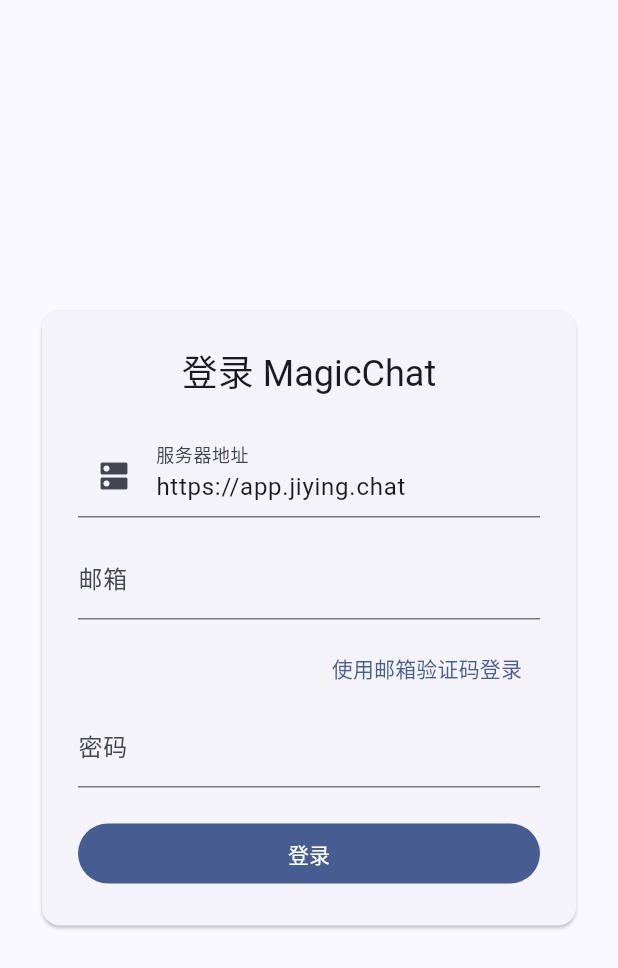
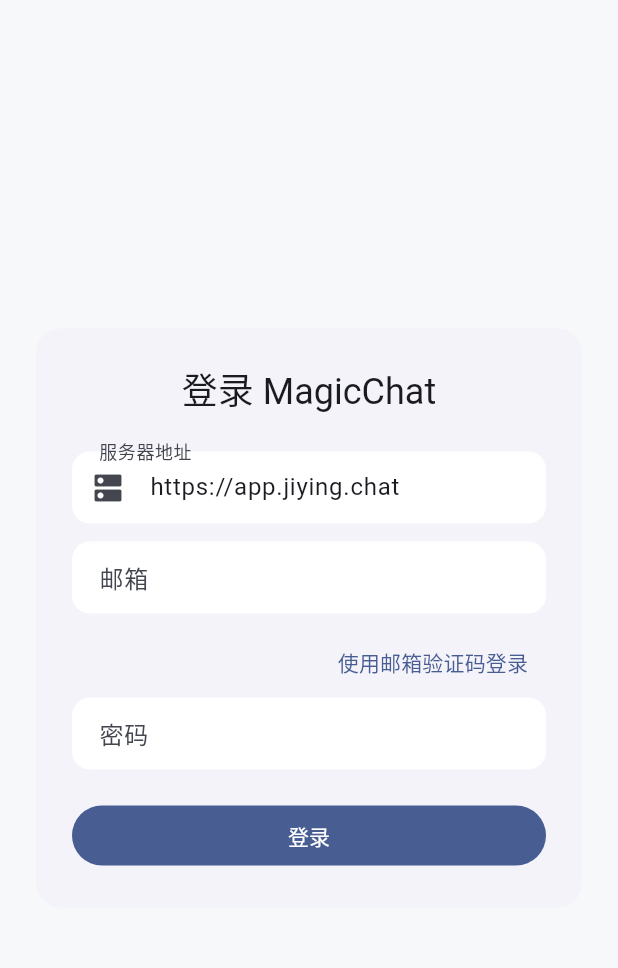
Before and after one commit to techblack/MagicChat-Flutter, a Flutter app: the screen it shows after launch, on a phone screen of 412 x 824 dp. Shown: the top 968 px of the screen. Run offline on Flutter 3.47's test engine with Material 3 defaults, Android fonts, the phone set to English and light mode, and no system bars; our stand-ins replace file_picker, flutter_markdown_plus, flutter_secure_storage, shared_preferences; missing offline and left inert: mobile_scanner, record.

Commit message:
feat(flutter): align client styling with Signal UX

```diff
--- a/lib/main.dart
+++ b/lib/main.dart
@@ -196,13 +196,53 @@
         title: 'MagicChat',
         debugShowCheckedModeBanner: false,
         theme: ThemeData(
-            colorScheme:
-                ColorScheme.fromSeed(seedColor: const Color(0xff3478f6)),
+            colorScheme: ColorScheme.fromSeed(
+                seedColor: const Color(0xff3a76f0),
+                brightness: Brightness.light),
+            scaffoldBackgroundColor: const Color(0xfff7f8fa),
+            appBarTheme: const AppBarTheme(
+                backgroundColor: Color(0xfff7f8fa),
+                surfaceTintColor: Colors.transparent,
+                elevation: 0,
+                centerTitle: false),
+            inputDecorationTheme: InputDecorationTheme(
+                filled: true,
+                fillColor: Colors.white,
+                border: OutlineInputBorder(
+                    borderRadius: BorderRadius.all(Radius.circular(12)),
+                    borderSide: BorderSide.none),
+                enabledBorder: OutlineInputBorder(
+                    borderRadius: BorderRadius.all(Radius.circular(12)),
+                    borderSide: BorderSide.none),
+                focusedBorder: OutlineInputBorder(
+                    borderRadius: BorderRadius.all(Radius.circular(12)),
+                    borderSide:
+                        BorderSide(color: Color(0xff3a76f0), width: 1.5)),
+                contentPadding:
+                    EdgeInsets.symmetric(horizontal: 14, vertical: 12)),
+            cardTheme: const CardThemeData(
+                elevation: 0,
+                margin: EdgeInsets.zero,
+                shape: RoundedRectangleBorder(
+                    borderRadius: BorderRadius.all(Radius.circular(16)))),
             useMaterial3: true),
         darkTheme: ThemeData(
             colorScheme: ColorScheme.fromSeed(
-                seedColor: const Color(0xff3478f6),
+                seedColor: const Color(0xff3a76f0),
                 brightness: Brightness.dark),
+            scaffoldBackgroundColor: const Color(0xff17191c),
+            appBarTheme: const AppBarTheme(
+                surfaceTintColor: Colors.transparent, elevation: 0),
+            inputDecorationTheme: const InputDecorationTheme(
+                filled: true,
+                border: OutlineInputBorder(
+                    borderRadius: BorderRadius.all(Radius.circular(12)),
+                    borderSide: BorderSide.none)),
+            cardTheme: const CardThemeData(
+                elevation: 0,
+                margin: EdgeInsets.zero,
+                shape: RoundedRectangleBorder(
+                    borderRadius: BorderRadius.all(Radius.circular(16)))),
             useMaterial3: true),
         themeMode: _themeMode,
         home: _loading
@@ -520,15 +560,21 @@
           label: '设置'),
     ];
     return Scaffold(
-      appBar: AppBar(title: const Text('MagicChat'), actions: [
-        IconButton(
-            onPressed: () => _showSearch(context),
-            icon: const Icon(Icons.search),
-            tooltip: '搜索')
-      ]),
+      appBar: AppBar(
+          title: const Text('MagicChat',
+              style:
+                  TextStyle(fontWeight: FontWeight.w700, letterSpacing: -.2)),
+          actions: [
+            IconButton(
+                onPressed: () => _showSearch(context),
+                icon: const Icon(Icons.search),
+                tooltip: '搜索')
+          ]),
       body: Row(children: [
         if (wide)
           NavigationRail(
+              backgroundColor: Theme.of(context).scaffoldBackgroundColor,
+              useIndicator: true,
               selectedIndex: _index,
               onDestinationSelected: (i) => setState(() => _index = i),
               labelType: NavigationRailLabelType.all,
@@ -543,6 +589,8 @@
       bottomNavigationBar: wide
           ? null
           : NavigationBar(
+              backgroundColor: Theme.of(context).colorScheme.surface,
+              elevation: 0,
               selectedIndex: _index,
               onDestinationSelected: (i) => setState(() => _index = i),
               destinations: destinations),
@@ -795,13 +843,23 @@
         if (!snapshot.hasData) {
           return const Center(child: CircularProgressIndicator());
         }
-        return ListView.builder(
+        return ListView.separated(
+            padding: const EdgeInsets.symmetric(horizontal: 8, vertical: 8),
             itemCount: snapshot.data!.length,
+            separatorBuilder: (_, __) => const SizedBox(height: 2),
             itemBuilder: (context, i) {
               final c = snapshot.data![i];
               return ListTile(
+                  minVerticalPadding: 10,
+                  contentPadding:
+                      const EdgeInsets.symmetric(horizontal: 12, vertical: 2),
+                  shape: RoundedRectangleBorder(
+                      borderRadius: BorderRadius.circular(14)),
                   selected: c.id == widget.selectedId,
+                  selectedTileColor:
+                      Theme.of(context).colorScheme.primaryContainer,
                   leading: CircleAvatar(
+                      radius: 23,
                       backgroundImage:
                           _resolveAssetUri(widget.serverUrl, c.avatar) == null
                               ? null
@@ -812,15 +870,17 @@
                           ? Text(
                               c.title.isEmpty ? '?' : c.title.substring(0, 1))
                           : null),
-                  title: Text(c.title),
+                  title: Text(c.title,
+                      style: TextStyle(
+                          fontWeight: c.unread > 0
+                              ? FontWeight.w700
+                              : FontWeight.w500)),
                   subtitle: Text(
-                      c.announcement.isNotEmpty
-                          ? '公告：${c.announcement}'
-                          : c.preview,
+                      c.announcement.isNotEmpty ? '公告：${c.announcement}' : c.preview,
                       maxLines: 1,
-                      overflow: TextOverflow.ellipsis),
-                  trailing:
-                      c.unread == 0 ? null : Badge(label: Text('${c.unread}')),
+                      overflow: TextOverflow.ellipsis,
+                      style: TextStyle(fontWeight: c.unread > 0 ? FontWeight.w600 : null)),
+                  trailing: c.unread == 0 ? null : Badge(label: Text('${c.unread}')),
                   onTap: () async {
                     widget.onSelect(c.id);
                     if (c.unread > 0 && c.lastMessageSeq > 0) {
@@ -1229,6 +1289,7 @@
               _visibleMessages = allMessages;
               return ListView(
                 controller: _scrollController,
+                padding: const EdgeInsets.fromLTRB(8, 16, 8, 12),
                 children: allMessages
                     .map((message) => Align(
                           alignment: message.mine
@@ -1265,7 +1326,7 @@
         ),
         SafeArea(
           child: Padding(
-            padding: const EdgeInsets.all(8),
+            padding: const EdgeInsets.fromLTRB(10, 6, 10, 10),
             child: Row(
               children: [
                 IconButton(
@@ -1291,10 +1352,19 @@
                 Expanded(
                     child: TextField(
                         controller: _controller,
+                        minLines: 1,
+                        maxLines: 5,
+                        textInputAction: TextInputAction.newline,
                         decoration: const InputDecoration(
-                            hintText: '输入消息', border: OutlineInputBorder()))),
-                IconButton(
-                  icon: const Icon(Icons.send),
+                            hintText: '输入消息…',
+                            prefixIcon: Icon(Icons.emoji_emotions_outlined),
+                            isDense: true))),
+                const SizedBox(width: 6),
+                IconButton.filled(
+                  icon: const Icon(Icons.send_rounded),
+                  style: IconButton.styleFrom(
+                      minimumSize: const Size(46, 46),
+                      shape: const CircleBorder()),
                   tooltip: '发送',
                   onPressed: () async {
                     final text = _controller.text.trim();
@@ -1607,6 +1677,22 @@
               child: message.contentType == 'markdown'
                   ? MarkdownBody(
                       data: message.text,
+                      styleSheet: MarkdownStyleSheet.fromTheme(
+                              Theme.of(context))
+                          .copyWith(
+                              p: Theme.of(context)
+                                  .textTheme
+                                  .bodyMedium
+                                  ?.copyWith(
+                                      color: mine ? colors.onPrimary : null),
+                              a: Theme.of(context)
+                                  .textTheme
+                                  .bodyMedium
+                                  ?.copyWith(
+                                      color: mine
+                                          ? colors.onPrimary
+                                          : colors.primary,
+                                      decoration: TextDecoration.underline)),
                       onTapLink: (text, href, title) {
                         final uri = href == null ? null : Uri.tryParse(href);
                         if (uri != null) {
```
Also changed, not shown: 1 other file.
